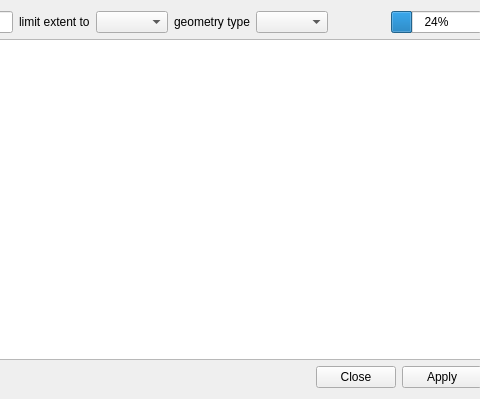
Qt form src/ui/qgslayermetadatasearchwidget.ui (qgis/QGIS) before a commit; both pictures show x 139 to 619 and y 0 to 399 of the 718 by 399 pixel window.
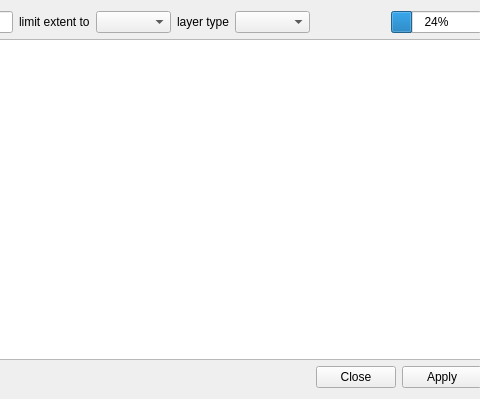
The same form after that commit. Custom widgets are drawn as their Qt base class.

```diff
--- a/src/ui/qgslayermetadatasearchwidget.ui
+++ b/src/ui/qgslayermetadatasearchwidget.ui
@@ -46,7 +46,7 @@
      <item>
       <widget class="QLabel" name="label_3">
        <property name="text">
-        <string>geometry type</string>
+        <string>layer type</string>
        </property>
       </widget>
      </item>
```
